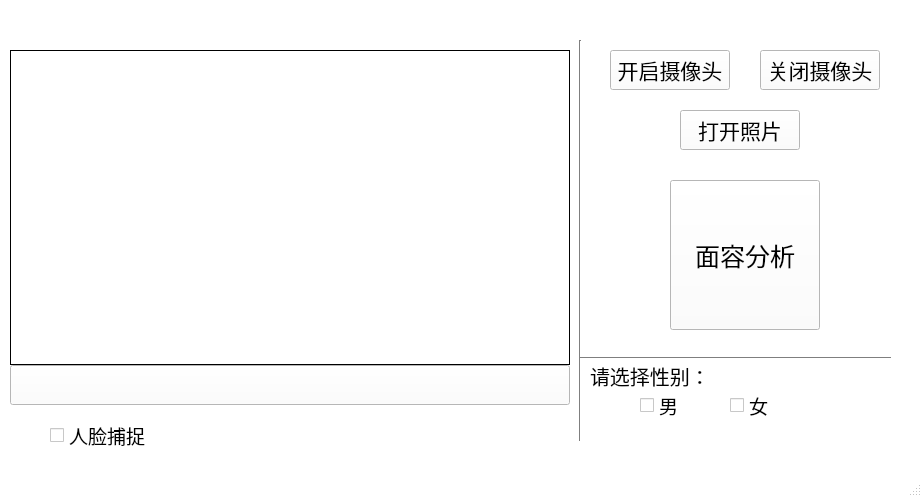
Old version of the form GUIDesign.ui in the repository Mitty-Hu/CGproject.
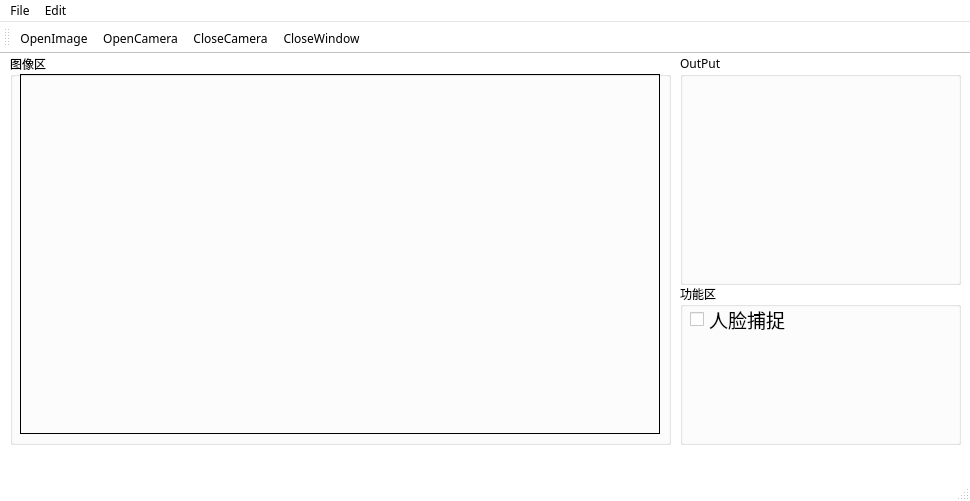
New version of the form. Icons and pictures are not drawn.

```diff
--- a/GUIDesign.ui
+++ b/GUIDesign.ui
@@ -9,8 +9,8 @@
    <rect>
     <x>0</x>
     <y>0</y>
-    <width>922</width>
-    <height>497</height>
+    <width>970</width>
+    <height>501</height>
    </rect>
   </property>
   <property name="palette">
@@ -471,259 +471,127 @@
    <bool>false</bool>
   </property>
   <widget class="QWidget" name="centralwidget">
-   <widget class="Line" name="line">
+   <widget class="QGroupBox" name="groupBox">
     <property name="geometry">
      <rect>
-      <x>570</x>
-      <y>40</y>
-      <width>20</width>
-      <height>401</height>
+      <x>680</x>
+      <y>230</y>
+      <width>281</width>
+      <height>161</height>
      </rect>
     </property>
-    <property name="orientation">
-     <enum>Qt::Vertical</enum>
+    <property name="title">
+     <string>功能区</string>
     </property>
+    <widget class="QCheckBox" name="checkbox_face">
+     <property name="geometry">
+      <rect>
+       <x>10</x>
+       <y>20</y>
+       <width>121</width>
+       <height>31</height>
+      </rect>
+     </property>
+     <property name="font">
+      <font>
+       <family>Microsoft YaHei</family>
+       <pointsize>14</pointsize>
+      </font>
+     </property>
+     <property name="text">
+      <string>人脸捕捉</string>
+     </property>
+    </widget>
+    <widget class="QPushButton" name="button_Capture">
+     <property name="geometry">
+      <rect>
+       <x>170</x>
+       <y>80</y>
+       <width>40</width>
+       <height>40</height>
+      </rect>
+     </property>
+     <property name="font">
+      <font>
+       <family>Microsoft YaHei</family>
+       <pointsize>-1</pointsize>
+      </font>
+     </property>
+     <property name="cursor">
+      <cursorShape>PointingHandCursor</cursorShape>
+     </property>
+     <property name="mouseTracking">
+      <bool>false</bool>
+     </property>
+     <property name="autoFillBackground">
+      <bool>false</bool>
+     </property>
+     <property name="styleSheet">
+      <string notr="true">border:none;
+color:gray;
+font-size:12px;
+height:40px;
+padding-left:5px;
+padding-right:10px;</string>
+     </property>
+     <property name="text">
+      <string/>
+     </property>
+     <property name="icon">
+      <iconset>
+       <normaloff>icon/icons8-camera-100.png</normaloff>icon/icons8-camera-100.png</iconset>
+     </property>
+     <property name="iconSize">
+      <size>
+       <width>32</width>
+       <height>32</height>
+      </size>
+     </property>
+    </widget>
    </widget>
-   <widget class="QLabel" name="label_ShowCamera">
+   <widget class="QGroupBox" name="groupBox_2">
     <property name="geometry">
      <rect>
       <x>10</x>
-      <y>50</y>
-      <width>560</width>
-      <height>315</height>
+      <y>0</y>
+      <width>661</width>
+      <height>391</height>
      </rect>
     </property>
-    <property name="frameShape">
-     <enum>QFrame::Panel</enum>
+    <property name="title">
+     <string>图像区</string>
     </property>
-    <property name="text">
-     <string/>
-    </property>
-    <property name="pixmap">
-     <pixmap>background.png</pixmap>
-    </property>
+    <widget class="QLabel" name="label_ShowCamera">
+     <property name="geometry">
+      <rect>
+       <x>10</x>
+       <y>20</y>
+       <width>640</width>
+       <height>360</height>
+      </rect>
+     </property>
+     <property name="frameShape">
+      <enum>QFrame::Panel</enum>
+     </property>
+     <property name="text">
+      <string/>
+     </property>
+     <property name="pixmap">
+      <pixmap>background.png</pixmap>
+     </property>
+    </widget>
    </widget>
-   <widget class="QPushButton" name="button_OpenImage">
+   <widget class="QGroupBox" name="groupBox_3">
     <property name="geometry">
      <rect>
       <x>680</x>
-      <y>110</y>
-      <width>120</width>
-      <height>40</height>
+      <y>0</y>
+      <width>281</width>
+      <height>231</height>
      </rect>
     </property>
-    <property name="font">
-     <font>
-      <family>Microsoft YaHei</family>
-      <pointsize>16</pointsize>
-     </font>
-    </property>
-    <property name="cursor">
-     <cursorShape>PointingHandCursor</cursorShape>
-    </property>
-    <property name="mouseTracking">
-     <bool>false</bool>
-    </property>
-    <property name="text">
-     <string>打开照片</string>
-    </property>
-   </widget>
-   <widget class="QPushButton" name="button_Capture">
-    <property name="geometry">
-     <rect>
-      <x>10</x>
-      <y>365</y>
-      <width>560</width>
-      <height>40</height>
-     </rect>
-    </property>
-    <property name="font">
-     <font>
-      <family>Microsoft YaHei</family>
-      <pointsize>16</pointsize>
-     </font>
-    </property>
-    <property name="cursor">
-     <cursorShape>PointingHandCursor</cursorShape>
-    </property>
-    <property name="mouseTracking">
-     <bool>false</bool>
-    </property>
-    <property name="autoFillBackground">
-     <bool>false</bool>
-    </property>
-    <property name="text">
-     <string/>
-    </property>
-    <property name="icon">
-     <iconset>
-      <normaloff>icons8-camera-100.png</normaloff>icons8-camera-100.png</iconset>
-    </property>
-    <property name="iconSize">
-     <size>
-      <width>32</width>
-      <height>32</height>
-     </size>
-    </property>
-   </widget>
-   <widget class="QPushButton" name="button_CloseCamera">
-    <property name="geometry">
-     <rect>
-      <x>760</x>
-      <y>50</y>
-      <width>120</width>
-      <height>40</height>
-     </rect>
-    </property>
-    <property name="font">
-     <font>
-      <family>Microsoft YaHei</family>
-      <pointsize>16</pointsize>
-     </font>
-    </property>
-    <property name="cursor">
-     <cursorShape>PointingHandCursor</cursorShape>
-    </property>
-    <property name="mouseTracking">
-     <bool>false</bool>
-    </property>
-    <property name="text">
-     <string>关闭摄像头</string>
-    </property>
-   </widget>
-   <widget class="QPushButton" name="button_OpenCamera">
-    <property name="geometry">
-     <rect>
-      <x>610</x>
-      <y>50</y>
-      <width>120</width>
-      <height>40</height>
-     </rect>
-    </property>
-    <property name="font">
-     <font>
-      <family>Microsoft YaHei</family>
-      <pointsize>16</pointsize>
-     </font>
-    </property>
-    <property name="cursor">
-     <cursorShape>PointingHandCursor</cursorShape>
-    </property>
-    <property name="mouseTracking">
-     <bool>false</bool>
-    </property>
-    <property name="text">
-     <string>开启摄像头</string>
-    </property>
-   </widget>
-   <widget class="QPushButton" name="button_Analyse">
-    <property name="geometry">
-     <rect>
-      <x>670</x>
-      <y>180</y>
-      <width>150</width>
-      <height>150</height>
-     </rect>
-    </property>
-    <property name="font">
-     <font>
-      <family>Microsoft YaHei</family>
-      <pointsize>19</pointsize>
-     </font>
-    </property>
-    <property name="cursor">
-     <cursorShape>PointingHandCursor</cursorShape>
-    </property>
-    <property name="text">
-     <string>面容分析</string>
-    </property>
-   </widget>
-   <widget class="QCheckBox" name="checkbox_face">
-    <property name="geometry">
-     <rect>
-      <x>50</x>
-      <y>420</y>
-      <width>121</width>
-      <height>31</height>
-     </rect>
-    </property>
-    <property name="font">
-     <font>
-      <family>Microsoft YaHei</family>
-      <pointsize>14</pointsize>
-     </font>
-    </property>
-    <property name="text">
-     <string>人脸捕捉</string>
-    </property>
-   </widget>
-   <widget class="Line" name="line_2">
-    <property name="geometry">
-     <rect>
-      <x>580</x>
-      <y>350</y>
-      <width>311</width>
-      <height>16</height>
-     </rect>
-    </property>
-    <property name="orientation">
-     <enum>Qt::Horizontal</enum>
-    </property>
-   </widget>
-   <widget class="QCheckBox" name="checkbox_GenderMale">
-    <property name="geometry">
-     <rect>
-      <x>640</x>
-      <y>390</y>
-      <width>61</width>
-      <height>31</height>
-     </rect>
-    </property>
-    <property name="font">
-     <font>
-      <family>Microsoft YaHei</family>
-      <pointsize>14</pointsize>
-     </font>
-    </property>
-    <property name="text">
-     <string>男</string>
-    </property>
-   </widget>
-   <widget class="QCheckBox" name="checkbox_GenderFemale">
-    <property name="geometry">
-     <rect>
-      <x>730</x>
-      <y>390</y>
-      <width>61</width>
-      <height>31</height>
-     </rect>
-    </property>
-    <property name="font">
-     <font>
-      <family>Microsoft YaHei</family>
-      <pointsize>14</pointsize>
-     </font>
-    </property>
-    <property name="text">
-     <string>女</string>
-    </property>
-   </widget>
-   <widget class="QLabel" name="label">
-    <property name="geometry">
-     <rect>
-      <x>590</x>
-      <y>360</y>
-      <width>121</width>
-      <height>31</height>
-     </rect>
-    </property>
-    <property name="font">
-     <font>
-      <pointsize>15</pointsize>
-     </font>
-    </property>
-    <property name="text">
-     <string>请选择性别：</string>
+    <property name="title">
+     <string>OutPut</string>
     </property>
    </widget>
   </widget>
@@ -732,12 +600,93 @@
     <rect>
      <x>0</x>
      <y>0</y>
-     <width>922</width>
+     <width>970</width>
      <height>23</height>
     </rect>
    </property>
+   <widget class="QMenu" name="menuFile">
+    <property name="title">
+     <string>File</string>
+    </property>
+   </widget>
+   <widget class="QMenu" name="menuEdit">
+    <property name="title">
+     <string>Edit</string>
+    </property>
+   </widget>
+   <addaction name="menuFile"/>
+   <addaction name="menuEdit"/>
   </widget>
   <widget class="QStatusBar" name="statusbar"/>
+  <widget class="QToolBar" name="toolBar">
+   <property name="windowTitle">
+    <string>toolBar</string>
+   </property>
+   <property name="iconSize">
+    <size>
+     <width>48</width>
+     <height>48</height>
+    </size>
+   </property>
+   <attribute name="toolBarArea">
+    <enum>TopToolBarArea</enum>
+   </attribute>
+   <attribute name="toolBarBreak">
+    <bool>false</bool>
+   </attribute>
+   <addaction name="actionOpenImage"/>
+   <addaction name="actionOpenCamera"/>
+   <addaction name="actionCloseCamera"/>
+   <addaction name="actionCloseWindow"/>
+  </widget>
+  <action name="actionOpenImage">
+   <property name="icon">
+    <iconset>
+     <normaloff>icon/icons8-OpenImage-64.png</normaloff>icon/icons8-OpenImage-64.png</iconset>
+   </property>
+   <property name="text">
+    <string>OpenImage</string>
+   </property>
+   <property name="toolTip">
+    <string>打开图像</string>
+   </property>
+  </action>
+  <action name="actionOpenCamera">
+   <property name="icon">
+    <iconset>
+     <normaloff>icon/icons8-OpenCamera-64.png</normaloff>icon/icons8-OpenCamera-64.png</iconset>
+   </property>
+   <property name="text">
+    <string>OpenCamera</string>
+   </property>
+   <property name="toolTip">
+    <string>打开摄像头</string>
+   </property>
+  </action>
+  <action name="actionCloseCamera">
+   <property name="icon">
+    <iconset>
+     <normaloff>icon/icons8-CloseCamera-64.png</normaloff>icon/icons8-CloseCamera-64.png</iconset>
+   </property>
+   <property name="text">
+    <string>CloseCamera</string>
+   </property>
+   <property name="toolTip">
+    <string>关闭摄像头</string>
+   </property>
+  </action>
+  <action name="actionCloseWindow">
+   <property name="icon">
+    <iconset>
+     <normaloff>icon/icons8-closewindow-96.png</normaloff>icon/icons8-closewindow-96.png</iconset>
+   </property>
+   <property name="text">
+    <string>CloseWindow</string>
+   </property>
+   <property name="toolTip">
+    <string>关闭窗口</string>
+   </property>
+  </action>
  </widget>
  <resources/>
  <connections/>
```
Left out of the diff: 21 changed lines with no effect on the pictures.
